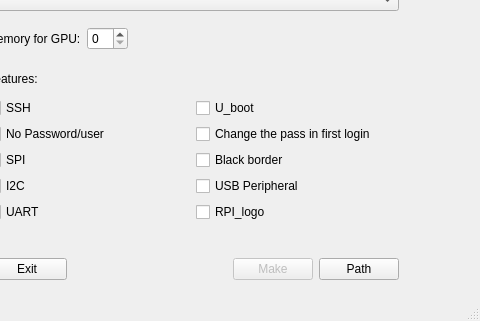
This is mainwindow.ui in letousse/YoGui_withoutmake as Qt 5 draws it before an edit; both pictures show x 94 to 574 and y 356 to 677 of the 574 by 677 pixel window. The edited form follows.
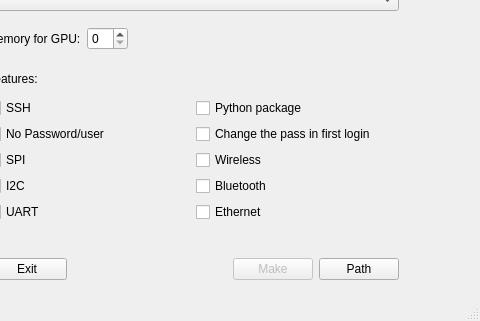
This is the edited form. Icons and pictures are not drawn.

What changed in the file:
```diff
--- a/mainwindow.ui
+++ b/mainwindow.ui
@@ -286,7 +286,7 @@
        <item row="4" column="2">
         <widget class="QCheckBox" name="Wifi_checkbox">
          <property name="text">
-          <string>Black border</string>
+          <string>Wireless</string>
          </property>
         </widget>
        </item>
@@ -323,7 +323,7 @@
        <item row="5" column="2">
         <widget class="QCheckBox" name="USB_CheckBox">
          <property name="text">
-          <string>USB Peripheral</string>
+          <string>Bluetooth</string>
          </property>
         </widget>
        </item>
@@ -347,7 +347,7 @@
           <bool>true</bool>
          </property>
          <property name="text">
-          <string>U_boot</string>
+          <string>Python package</string>
          </property>
         </widget>
        </item>
@@ -371,7 +371,7 @@
        <item row="6" column="2">
         <widget class="QCheckBox" name="RPI_Logo_CheckBox">
          <property name="text">
-          <string>RPI_logo</string>
+          <string>Ethernet</string>
          </property>
         </widget>
        </item>
```
